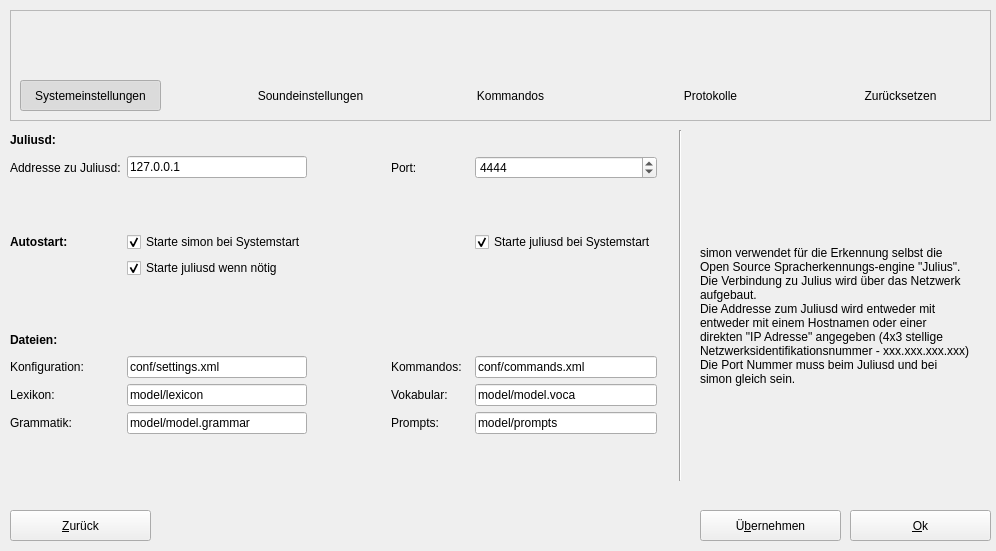
This is ui/settings.ui in KDE/simon as Qt 5 draws it before an edit. The edited form follows.
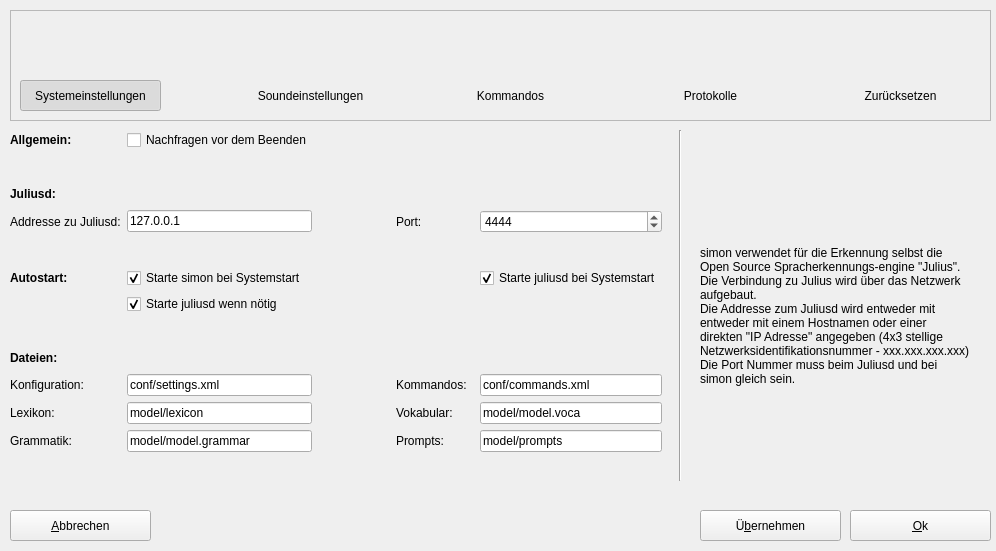
This is the edited form. Icons and pictures are not drawn.

What changed in the file:
```diff
--- a/ui/settings.ui
+++ b/ui/settings.ui
@@ -230,7 +230,7 @@
       <rect>
        <x>0</x>
        <y>0</y>
-       <width>647</width>
+       <width>652</width>
        <height>351</height>
       </rect>
      </property>
@@ -241,7 +241,7 @@
       <property name="spacing" >
        <number>6</number>
       </property>
-      <item row="0" column="2" >
+      <item row="8" column="2" >
        <spacer>
         <property name="orientation" >
          <enum>Qt::Horizontal</enum>
@@ -254,14 +254,53 @@
         </property>
        </spacer>
       </item>
-      <item row="7" column="3" >
-       <widget class="QLabel" name="lbCommands" >
+      <item row="12" column="2" >
+       <spacer>
+        <property name="orientation" >
+         <enum>Qt::Vertical</enum>
+        </property>
+        <property name="sizeHint" >
+         <size>
+          <width>20</width>
+          <height>40</height>
+         </size>
+        </property>
+       </spacer>
+      </item>
+      <item row="8" column="1" >
+       <spacer>
+        <property name="orientation" >
+         <enum>Qt::Horizontal</enum>
+        </property>
+        <property name="sizeHint" >
+         <size>
+          <width>40</width>
+          <height>20</height>
+         </size>
+        </property>
+       </spacer>
+      </item>
+      <item row="11" column="4" >
+       <widget class="QLineEdit" name="lePrompts" >
         <property name="text" >
-         <string>Kommandos:</string>
+         <string>model/prompts</string>
         </property>
        </widget>
       </item>
-      <item row="4" column="4" >
+      <item row="4" column="1" >
+       <spacer>
+        <property name="orientation" >
+         <enum>Qt::Vertical</enum>
+        </property>
+        <property name="sizeHint" >
+         <size>
+          <width>20</width>
+          <height>40</height>
+         </size>
+        </property>
+       </spacer>
+      </item>
+      <item row="5" column="3" >
        <spacer>
         <property name="orientation" >
          <enum>Qt::Horizontal</enum>
@@ -277,6 +316,32 @@
       <item row="4" column="0" >
        <spacer>
         <property name="orientation" >
+         <enum>Qt::Vertical</enum>
+        </property>
+        <property name="sizeHint" >
+         <size>
+          <width>20</width>
+          <height>40</height>
+         </size>
+        </property>
+       </spacer>
+      </item>
+      <item row="12" column="4" >
+       <spacer>
+        <property name="orientation" >
+         <enum>Qt::Vertical</enum>
+        </property>
+        <property name="sizeHint" >
+         <size>
+          <width>20</width>
+          <height>40</height>
+         </size>
+        </property>
+       </spacer>
+      </item>
+      <item row="8" column="3" >
+       <spacer>
+        <property name="orientation" >
          <enum>Qt::Horizontal</enum>
         </property>
         <property name="sizeHint" >
@@ -287,7 +352,7 @@
         </property>
        </spacer>
       </item>
-      <item row="0" column="4" >
+      <item row="6" column="4" >
        <spacer>
         <property name="orientation" >
          <enum>Qt::Horizontal</enum>
@@ -300,41 +365,237 @@
         </property>
        </spacer>
       </item>
-      <item row="7" column="1" >
-       <widget class="QLineEdit" name="leConfig" >
-        <property name="text" >
-         <string>conf/settings.xml</string>
-        </property>
-       </widget>
-      </item>
       <item row="4" column="3" >
        <spacer>
         <property name="orientation" >
-         <enum>Qt::Horizontal</enum>
+         <enum>Qt::Vertical</enum>
         </property>
         <property name="sizeHint" >
          <size>
-          <width>40</width>
-          <height>20</height>
+          <width>20</width>
+          <height>40</height>
          </size>
         </property>
        </spacer>
       </item>
-      <item row="8" column="4" >
+      <item row="10" column="4" >
        <widget class="QLineEdit" name="leVocab" >
         <property name="text" >
          <string>model/model.voca</string>
         </property>
        </widget>
       </item>
-      <item row="9" column="3" >
-       <widget class="QLabel" name="lbPrompts" >
+      <item row="5" column="2" >
+       <spacer>
+        <property name="orientation" >
+         <enum>Qt::Horizontal</enum>
+        </property>
+        <property name="sizeHint" >
+         <size>
+          <width>40</width>
+          <height>20</height>
+         </size>
+        </property>
+       </spacer>
+      </item>
+      <item row="5" column="1" >
+       <widget class="QCheckBox" name="cbStartSimonOnBoot" >
         <property name="text" >
-         <string>Prompts:</string>
+         <string>Starte simon bei Systemstart</string>
+        </property>
+        <property name="checked" >
+         <bool>true</bool>
         </property>
        </widget>
       </item>
+      <item row="2" column="2" >
+       <spacer>
+        <property name="orientation" >
+         <enum>Qt::Horizontal</enum>
+        </property>
+        <property name="sizeHint" >
+         <size>
+          <width>40</width>
+          <height>20</height>
+         </size>
+        </property>
+       </spacer>
+      </item>
+      <item row="2" column="3" >
+       <spacer>
+        <property name="orientation" >
+         <enum>Qt::Horizontal</enum>
+        </property>
+        <property name="sizeHint" >
+         <size>
+          <width>40</width>
+          <height>20</height>
+         </size>
+        </property>
+       </spacer>
+      </item>
+      <item row="4" column="4" >
+       <spacer>
+        <property name="orientation" >
+         <enum>Qt::Vertical</enum>
+        </property>
+        <property name="sizeHint" >
+         <size>
+          <width>20</width>
+          <height>40</height>
+         </size>
+        </property>
+       </spacer>
+      </item>
+      <item row="6" column="2" >
+       <spacer>
+        <property name="orientation" >
+         <enum>Qt::Horizontal</enum>
+        </property>
+        <property name="sizeHint" >
+         <size>
+          <width>40</width>
+          <height>20</height>
+         </size>
+        </property>
+       </spacer>
+      </item>
+      <item row="9" column="2" >
+       <spacer>
+        <property name="orientation" >
+         <enum>Qt::Horizontal</enum>
+        </property>
+        <property name="sizeHint" >
+         <size>
+          <width>40</width>
+          <height>20</height>
+         </size>
+        </property>
+       </spacer>
+      </item>
       <item row="3" column="0" >
+       <widget class="QLabel" name="lbJuliusdAddr" >
+        <property name="text" >
+         <string>Addresse zu Juliusd:</string>
+        </property>
+       </widget>
+      </item>
+      <item row="11" column="0" >
+       <widget class="QLabel" name="lbGrammar" >
+        <property name="text" >
+         <string>Grammatik:</string>
+        </property>
+       </widget>
+      </item>
+      <item row="12" column="3" >
+       <spacer>
+        <property name="orientation" >
+         <enum>Qt::Vertical</enum>
+        </property>
+        <property name="sizeHint" >
+         <size>
+          <width>20</width>
+          <height>40</height>
+         </size>
+        </property>
+       </spacer>
+      </item>
+      <item row="8" column="0" >
+       <widget class="QLabel" name="lbFiles" >
+        <property name="text" >
+         <string>&lt;html>&lt;head>&lt;meta name="qrichtext" content="1" />&lt;style type="text/css">
+p, li { white-space: pre-wrap; }
+&lt;/style>&lt;/head>&lt;body style=" font-family:'Sans Serif'; font-size:9pt; font-weight:400; font-style:normal; text-decoration:none;">
+&lt;p style=" margin-top:0px; margin-bottom:0px; margin-left:0px; margin-right:0px; -qt-block-indent:0; text-indent:0px;">&lt;span style=" font-weight:600;">Dateien:&lt;/span>&lt;/p>&lt;/body>&lt;/html></string>
+        </property>
+       </widget>
+      </item>
+      <item row="2" column="1" >
+       <spacer>
+        <property name="orientation" >
+         <enum>Qt::Horizontal</enum>
+        </property>
+        <property name="sizeHint" >
+         <size>
+          <width>40</width>
+          <height>20</height>
+         </size>
+        </property>
+       </spacer>
+      </item>
+      <item row="6" column="0" >
+       <spacer>
+        <property name="orientation" >
+         <enum>Qt::Horizontal</enum>
+        </property>
+        <property name="sizeHint" >
+         <size>
+          <width>40</width>
+          <height>20</height>
+         </size>
+        </property>
+       </spacer>
+      </item>
+      <item row="9" column="0" >
+       <widget class="QLabel" name="lbConfig" >
+        <property name="text" >
+         <string>Konfiguration:</string>
+        </property>
+       </widget>
+      </item>
+      <item row="7" column="4" >
+       <spacer>
+        <property name="orientation" >
+         <enum>Qt::Vertical</enum>
+        </property>
+        <property name="sizeHint" >
+         <size>
+          <width>20</width>
+          <height>40</height>
+         </size>
+        </property>
+       </spacer>
+      </item>
+      <item row="6" column="3" >
+       <spacer>
+        <property name="orientation" >
+         <enum>Qt::Horizontal</enum>
+        </property>
+        <property name="sizeHint" >
+         <size>
+          <width>40</width>
+          <height>20</height>
+         </size>
+        </property>
+       </spacer>
+      </item>
+      <item row="7" column="3" >
+       <spacer>
+        <property name="orientation" >
+         <enum>Qt::Vertical</enum>
+        </property>
+        <property name="sizeHint" >
+         <size>
+          <width>20</width>
+          <height>40</height>
+         </size>
+        </property>
+       </spacer>
+      </item>
+      <item row="12" column="0" >
+       <spacer>
+        <property name="orientation" >
+         <enum>Qt::Vertical</enum>
+        </property>
+        <property name="sizeHint" >
+         <size>
+          <width>20</width>
+          <height>40</height>
+         </size>
+        </property>
+       </spacer>
+      </item>
+      <item row="5" column="0" >
        <widget class="QLabel" name="lbAutostart" >
         <property name="text" >
          <string>&lt;html>&lt;head>&lt;meta name="qrichtext" content="1" />&lt;style type="text/css">
@@ -344,14 +605,80 @@
         </property>
        </widget>
       </item>
-      <item row="9" column="1" >
+      <item row="12" column="1" >
+       <spacer>
+        <property name="orientation" >
+         <enum>Qt::Vertical</enum>
+        </property>
+        <property name="sizeHint" >
+         <size>
+          <width>20</width>
+          <height>40</height>
+         </size>
+        </property>
+       </spacer>
+      </item>
+      <item row="11" column="1" >
        <widget class="QLineEdit" name="leGrammar" >
         <property name="text" >
          <string>model/model.grammar</string>
         </property>
        </widget>
       </item>
-      <item row="2" column="0" >
+      <item row="11" column="2" >
+       <spacer>
+        <property name="orientation" >
+         <enum>Qt::Horizontal</enum>
+        </property>
+        <property name="sizeHint" >
+         <size>
+          <width>40</width>
+          <height>20</height>
+         </size>
+        </property>
+       </spacer>
+      </item>
+      <item row="9" column="1" >
+       <widget class="QLineEdit" name="leConfig" >
+        <property name="text" >
+         <string>conf/settings.xml</string>
+        </property>
+       </widget>
+      </item>
+      <item row="9" column="4" >
+       <widget class="QLineEdit" name="leCommands" >
+        <property name="text" >
+         <string>conf/commands.xml</string>
+        </property>
+       </widget>
+      </item>
+      <item row="3" column="2" >
+       <spacer>
+        <property name="orientation" >
+         <enum>Qt::Horizontal</enum>
+        </property>
+        <property name="sizeHint" >
+         <size>
+          <width>40</width>
+          <height>20</height>
+         </size>
+        </property>
+       </spacer>
+      </item>
+      <item row="0" column="3" >
+       <spacer>
+        <property name="orientation" >
+         <enum>Qt::Horizontal</enum>
+        </property>
+        <property name="sizeHint" >
+         <size>
+          <width>40</width>
+          <height>20</height>
+         </size>
+        </property>
+       </spacer>
+      </item>
+      <item row="7" column="0" >
        <spacer>
         <property name="orientation" >
          <enum>Qt::Vertical</enum>
@@ -364,96 +691,106 @@
         </property>
        </spacer>
       </item>
+      <item row="10" column="3" >
+       <widget class="QLabel" name="lbVocab" >
+        <property name="text" >
+         <string>Vokabular:</string>
+        </property>
+       </widget>
+      </item>
+      <item row="0" column="2" >
+       <spacer>
+        <property name="orientation" >
+         <enum>Qt::Horizontal</enum>
+        </property>
+        <property name="sizeHint" >
+         <size>
+          <width>40</width>
+          <height>20</height>
+         </size>
+        </property>
+       </spacer>
+      </item>
+      <item row="10" column="2" >
+       <spacer>
+        <property name="orientation" >
+         <enum>Qt::Horizontal</enum>
+        </property>
+        <property name="sizeHint" >
+         <size>
+          <width>40</width>
+          <height>20</height>
+         </size>
+        </property>
+       </spacer>
+      </item>
+      <item row="0" column="4" >
+       <spacer>
+        <property name="orientation" >
+         <enum>Qt::Horizontal</enum>
+        </property>
+        <property name="sizeHint" >
+         <size>
+          <width>40</width>
+          <height>20</height>
+         </size>
+        </property>
+       </spacer>
+      </item>
       <item row="5" column="4" >
-       <spacer>
-        <property name="orientation" >
-         <enum>Qt::Vertical</enum>
-        </property>
-        <property name="sizeHint" >
-         <size>
-          <width>20</width>
-          <height>40</height>
-         </size>
-        </property>
-       </spacer>
-      </item>
-      <item row="5" column="2" >
-       <spacer>
-        <property name="orientation" >
-         <enum>Qt::Vertical</enum>
-        </property>
-        <property name="sizeHint" >
-         <size>
-          <width>20</width>
-          <height>40</height>
-         </size>
-        </property>
-       </spacer>
-      </item>
-      <item row="1" column="0" >
-       <widget class="QLabel" name="lbJuliusdAddr" >
+       <widget class="QCheckBox" name="cbStartJuliusdOnBoot" >
         <property name="text" >
-         <string>Addresse zu Juliusd:</string>
+         <string>Starte juliusd bei Systemstart</string>
+        </property>
+        <property name="checked" >
+         <bool>true</bool>
         </property>
        </widget>
       </item>
-      <item row="6" column="1" >
-       <spacer>
-        <property name="orientation" >
-         <enum>Qt::Horizontal</enum>
-        </property>
-        <property name="sizeHint" >
-         <size>
-          <width>40</width>
-          <height>20</height>
-         </size>
-        </property>
-       </spacer>
-      </item>
-      <item row="9" column="2" >
-       <spacer>
-        <property name="orientation" >
-         <enum>Qt::Horizontal</enum>
-        </property>
-        <property name="sizeHint" >
-         <size>
-          <width>40</width>
-          <height>20</height>
-         </size>
-        </property>
-       </spacer>
-      </item>
-      <item row="5" column="0" >
-       <spacer>
-        <property name="orientation" >
-         <enum>Qt::Vertical</enum>
-        </property>
-        <property name="sizeHint" >
-         <size>
-          <width>20</width>
-          <height>40</height>
-         </size>
-        </property>
-       </spacer>
-      </item>
-      <item row="8" column="0" >
+      <item row="10" column="0" >
        <widget class="QLabel" name="lbLexicon" >
         <property name="text" >
          <string>Lexikon:</string>
         </property>
        </widget>
       </item>
-      <item row="3" column="1" >
-       <widget class="QCheckBox" name="cbStartSimonOnBoot" >
+      <item row="6" column="1" >
+       <widget class="QCheckBox" name="cbStartJuliusAsNeeded" >
         <property name="text" >
-         <string>Starte simon bei Systemstart</string>
+         <string>Starte juliusd wenn nötig</string>
         </property>
         <property name="checked" >
          <bool>true</bool>
         </property>
        </widget>
       </item>
-      <item row="1" column="4" >
+      <item row="8" column="4" >
+       <spacer>
+        <property name="orientation" >
+         <enum>Qt::Horizontal</enum>
+        </property>
+        <property name="sizeHint" >
+         <size>
+          <width>40</width>
+          <height>20</height>
+         </size>
+        </property>
+       </spacer>
+      </item>
+      <item row="7" column="1" >
+       <spacer>
+        <property name="orientation" >
+         <enum>Qt::Vertical</enum>
+        </property>
+        <property name="sizeHint" >
+         <size>
+          <width>20</width>
+          <height>40</height>
+         </size>
+        </property>
+       </spacer>
+      </item>
+      <item row="3" column="4" >
        <widget class="QSpinBox" name="sbPort" >
         <property name="maximum" >
          <number>10000</number>
@@ -466,157 +803,40 @@
         </property>
        </widget>
       </item>
-      <item row="2" column="2" >
-       <spacer>
-        <property name="orientation" >
-         <enum>Qt::Vertical</enum>
-        </property>
-        <property name="sizeHint" >
-         <size>
-          <width>20</width>
-          <height>40</height>
-         </size>
-        </property>
-       </spacer>
-      </item>
-      <item row="6" column="4" >
-       <spacer>
-        <property name="orientation" >
-         <enum>Qt::Horizontal</enum>
-        </property>
-        <property name="sizeHint" >
-         <size>
-          <width>40</width>
-          <height>20</height>
-         </size>
-        </property>
-       </spacer>
-      </item>
-      <item row="0" column="1" >
-       <spacer>
-        <property name="orientation" >
-         <enum>Qt::Horizontal</enum>
-        </property>
-        <property name="sizeHint" >
-         <size>
-          <width>40</width>
-          <height>20</height>
-         </size>
-        </property>
-       </spacer>
-      </item>
-      <item row="0" column="3" >
-       <spacer>
-        <property name="orientation" >
-         <enum>Qt::Horizontal</enum>
-        </property>
-        <property name="sizeHint" >
-         <size>
-          <width>40</width>
-          <height>20</height>
-         </size>
-        </property>
-       </spacer>
-      </item>
-      <item row="9" column="4" >
-       <widget class="QLineEdit" name="lePrompts" >
-        <property name="text" >
-         <string>model/prompts</string>
-        </property>
-       </widget>
-      </item>
-      <item row="2" column="1" >
-       <spacer>
-        <property name="orientation" >
-         <enum>Qt::Vertical</enum>
-        </property>
-        <property name="sizeHint" >
-         <size>
-          <width>20</width>
-          <height>40</height>
-         </size>
-        </property>
-       </spacer>
-      </item>
-      <item row="5" column="1" >
-       <spacer>
-        <property name="orientation" >
-         <enum>Qt::Vertical</enum>
-        </property>
-        <property name="sizeHint" >
-         <size>
-          <width>20</width>
-          <height>40</height>
-         </size>
-        </property>
-       </spacer>
-      </item>
-      <item row="6" column="3" >
-       <spacer>
-        <property name="orientation" >
-         <enum>Qt::Horizontal</enum>
-        </property>
-        <property name="sizeHint" >
-         <size>
-          <width>40</width>
-          <height>20</height>
-         </size>
-        </property>
-       </spacer>
-      </item>
-      <item row="1" column="3" >
+      <item row="3" column="3" >
        <widget class="QLabel" name="lbJuliusdPort" >
         <property name="text" >
          <string>Port:</string>
         </property>
        </widget>
       </item>
-      <item row="4" column="2" >
-       <spacer>
-        <property name="orientation" >
-         <enum>Qt::Horizontal</enum>
+      <item row="0" column="0" >
+       <widget class="QLabel" name="label" >
+        <property name="text" >
+         <string>&lt;html>&lt;head>&lt;meta name="qrichtext" content="1" />&lt;style type="text/css">
+p, li { white-space: pre-wrap; }
+&lt;/style>&lt;/head>&lt;body style=" font-family:'Sans Serif'; font-size:9pt; font-weight:400; font-style:normal; text-decoration:none;">
+&lt;p style=" margin-top:0px; margin-bottom:0px; margin-left:0px; margin-right:0px; -qt-block-indent:0; text-indent:0px;">&lt;span style=" font-weight:600;">Allgemein:&lt;/span>&lt;/p>&lt;/body>&lt;/html></string>
         </property>
-        <property name="sizeHint" >
-         <size>
-          <width>40</width>
-          <height>20</height>
-         </size>
+       </widget>
+      </item>
+      <item row="3" column="1" >
+       <widget class="QLineEdit" name="leAddress" >
+        <property name="text" >
+         <string>127.0.0.1</string>
         </property>
-       </spacer>
+       </widget>
+      </item>
+      <item row="11" column="3" >
+       <widget class="QLabel" name="lbPrompts" >
+        <property name="text" >
+         <string>Prompts:</string>
+        </property>
+       </widget>
       </item>
       <item row="2" column="4" >
        <spacer>
         <property name="orientation" >
-         <enum>Qt::Vertical</enum>
-        </property>
-        <property name="sizeHint" >
-         <size>
-          <width>20</width>
-          <height>40</height>
-         </size>
-        </property>
-       </spacer>
-      </item>
-      <item row="9" column="0" >
-       <widget class="QLabel" name="lbGrammar" >
-        <property name="text" >
-         <string>Grammatik:</string>
-        </property>
-       </widget>
-      </item>
-      <item row="3" column="4" >
-       <widget class="QCheckBox" name="cbStartJuliusdOnBoot" >
-        <property name="text" >
-         <string>Starte juliusd bei Systemstart</string>
-        </property>
-        <property name="checked" >
-         <bool>true</bool>
-        </property>
-       </widget>
-      </item>
-      <item row="3" column="2" >
-       <spacer>
-        <property name="orientation" >
          <enum>Qt::Horizontal</enum>
         </property>
         <property name="sizeHint" >
@@ -627,107 +847,34 @@
         </property>
        </spacer>
       </item>
-      <item row="8" column="1" >
+      <item row="4" column="2" >
+       <spacer>
+        <property name="orientation" >
+         <enum>Qt::Vertical</enum>
+        </property>
+        <property name="sizeHint" >
+         <size>
+          <width>20</width>
+          <height>40</height>
+         </size>
+        </property>
+       </spacer>
+      </item>
+      <item row="10" column="1" >
        <widget class="QLineEdit" name="leLexicon" >
         <property name="text" >
          <string>model/lexicon</string>
         </property>
        </widget>
       </item>
-      <item row="1" column="1" >
-       <widget class="QLineEdit" name="leAddress" >
+      <item row="9" column="3" >
+       <widget class="QLabel" name="lbCommands" >
         <property name="text" >
-         <string>127.0.0.1</string>
+         <string>Kommandos:</string>
         </property>
        </widget>
       </item>
-      <item row="7" column="0" >
-       <widget class="QLabel" name="lbConfig" >
-        <property name="text" >
-         <string>Konfiguration:</string>
-        </property>
-       </widget>
-      </item>
-      <item row="1" column="2" >
-       <spacer>
-        <property name="orientation" >
-         <enum>Qt::Horizontal</enum>
-        </property>
-        <property name="sizeHint" >
-         <size>
-          <width>40</width>
-          <height>20</height>
-         </size>
-        </property>
-       </spacer>
-      </item>
-      <item row="8" column="2" >
-       <spacer>
-        <property name="orientation" >
-         <enum>Qt::Horizontal</enum>
-        </property>
-        <property name="sizeHint" >
-         <size>
-          <width>40</width>
-          <height>20</height>
-         </size>
-        </property>
-       </spacer>
-      </item>
-      <item row="3" column="3" >
-       <spacer>
-        <property name="orientation" >
-         <enum>Qt::Horizontal</enum>
-        </property>
-        <property name="sizeHint" >
-         <size>
-          <width>40</width>
-          <height>20</height>
-         </size>
-        </property>
-       </spacer>
-      </item>
-      <item row="7" column="4" >
-       <widget class="QLineEdit" name="leCommands" >
-        <property name="text" >
-         <string>conf/commands.xml</string>
-        </property>
-       </widget>
-      </item>
-      <item row="8" column="3" >
-       <widget class="QLabel" name="lbVocab" >
-        <property name="text" >
-         <string>Vokabular:</string>
-        </property>
-       </widget>
-      </item>
-      <item row="5" column="3" >
-       <spacer>
-        <property name="orientation" >
-         <enum>Qt::Vertical</enum>
-        </property>
-        <property name="sizeHint" >
-         <size>
-          <width>20</width>
-          <height>40</height>
-         </size>
-        </property>
-       </spacer>
-      </item>
-      <item row="7" column="2" >
-       <spacer>
-        <property name="orientation" >
-         <enum>Qt::Horizontal</enum>
-        </property>
-        <property name="sizeHint" >
-         <size>
-          <width>40</width>
-          <height>20</height>
-         </size>
-        </property>
-       </spacer>
-      </item>
-      <item row="0" column="0" >
+      <item row="2" column="0" >
        <widget class="QLabel" name="lbJuliusd" >
         <property name="text" >
          <string>&lt;html>&lt;head>&lt;meta name="qrichtext" content="1" />&lt;style type="text/css">
@@ -737,22 +884,9 @@
         </property>
        </widget>
       </item>
-      <item row="6" column="2" >
+      <item row="7" column="2" >
        <spacer>
         <property name="orientation" >
-         <enum>Qt::Horizontal</enum>
-        </property>
-        <property name="sizeHint" >
-         <size>
-          <width>40</width>
-          <height>20</height>
-         </size>
-        </property>
-       </spacer>
-      </item>
-      <item row="2" column="3" >
-       <spacer>
-        <property name="orientation" >
          <enum>Qt::Vertical</enum>
         </property>
         <property name="sizeHint" >
@@ -763,27 +897,7 @@
         </property>
        </spacer>
       </item>
-      <item row="6" column="0" >
-       <widget class="QLabel" name="lbFiles" >
-        <property name="text" >
-         <string>&lt;html>&lt;head>&lt;meta name="qrichtext" content="1" />&lt;style type="text/css">
-p, li { white-space: pre-wrap; }
-&lt;/style>&lt;/head>&lt;body style=" font-family:'Sans Serif'; font-size:9pt; font-weight:400; font-style:normal; text-decoration:none;">
-&lt;p style=" margin-top:0px; margin-bottom:0px; margin-left:0px; margin-right:0px; -qt-block-indent:0; text-indent:0px;">&lt;span style=" font-weight:600;">Dateien:&lt;/span>&lt;/p>&lt;/body>&lt;/html></string>
-        </property>
-       </widget>
-      </item>
-      <item row="4" column="1" >
-       <widget class="QCheckBox" name="cbStartJuliusAsNeeded" >
-        <property name="text" >
-         <string>Starte juliusd wenn nötig</string>
-        </property>
-        <property name="checked" >
-         <bool>true</bool>
-        </property>
-       </widget>
-      </item>
-      <item row="10" column="0" >
+      <item row="1" column="0" >
        <spacer>
         <property name="orientation" >
          <enum>Qt::Vertical</enum>
@@ -796,7 +910,7 @@
         </property>
        </spacer>
       </item>
-      <item row="10" column="1" >
+      <item row="1" column="1" >
        <spacer>
         <property name="orientation" >
          <enum>Qt::Vertical</enum>
@@ -809,7 +923,7 @@
         </property>
        </spacer>
       </item>
-      <item row="10" column="2" >
+      <item row="1" column="2" >
        <spacer>
         <property name="orientation" >
          <enum>Qt::Vertical</enum>
@@ -822,7 +936,7 @@
         </property>
        </spacer>
       </item>
-      <item row="10" column="3" >
+      <item row="1" column="3" >
        <spacer>
         <property name="orientation" >
          <enum>Qt::Vertical</enum>
@@ -835,7 +949,7 @@
         </property>
        </spacer>
       </item>
-      <item row="10" column="4" >
+      <item row="1" column="4" >
        <spacer>
         <property name="orientation" >
          <enum>Qt::Vertical</enum>
@@ -848,6 +962,13 @@
         </property>
        </spacer>
       </item>
+      <item row="0" column="1" >
+       <widget class="QCheckBox" name="checkBox" >
+        <property name="text" >
+         <string>Nachfragen vor dem Beenden</string>
+        </property>
+       </widget>
+      </item>
      </layout>
     </widget>
     <widget class="Line" name="liSep1" >
@@ -927,7 +1048,7 @@
     </rect>
    </property>
    <property name="text" >
-    <string>&amp;Zurück</string>
+    <string>&amp;Abbrechen</string>
    </property>
    <property name="icon" >
     <iconset resource="../simon.qrc" >:/images/icons/go-previous.svg</iconset>
```
Left out of the diff: 202 changed lines with no effect on the pictures.
